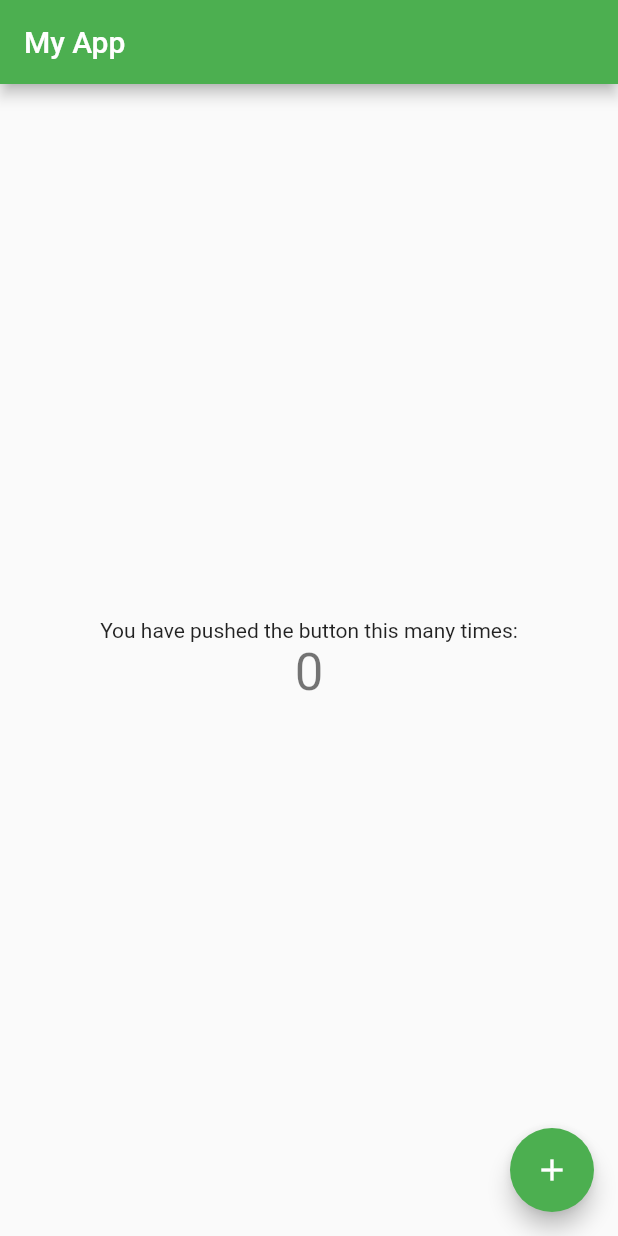
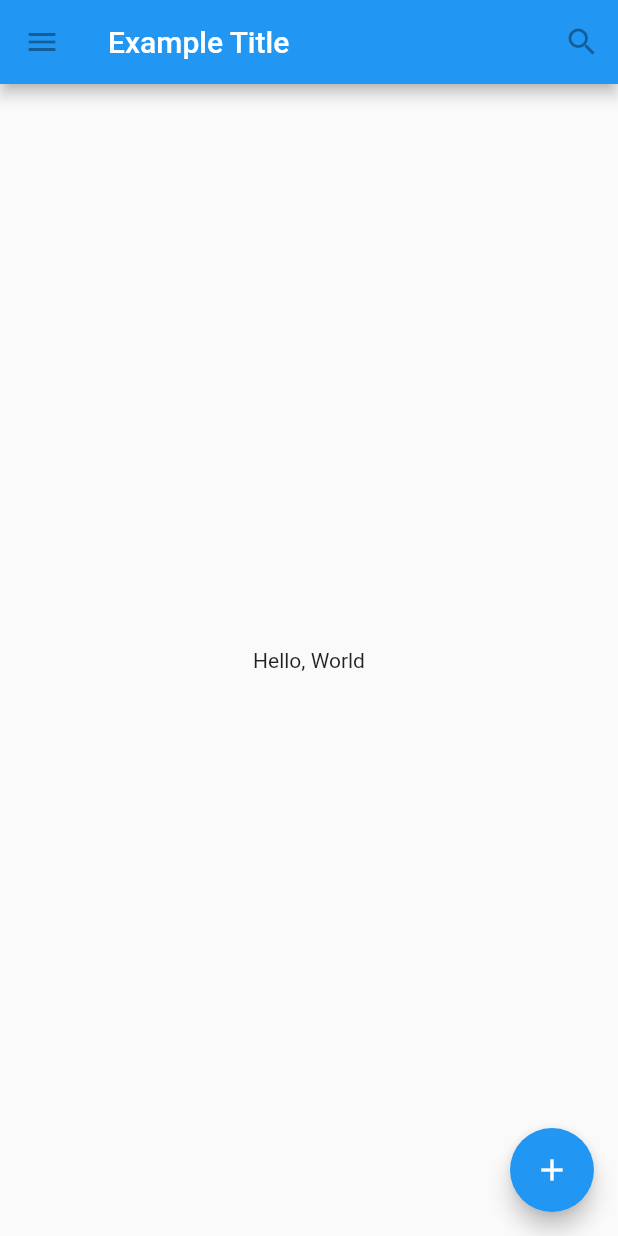
Before and after one commit to ItsMurumba/flutterPlayground, a Flutter app: the screen it shows after launch, on a phone screen of 412 x 824 dp. Run offline on Flutter 3.47's test engine with Material 2 defaults, Android fonts, the phone set to English and light mode, and no system bars.

Commit message:
Flutter Tutorial

```diff
--- a/lib/main.dart
+++ b/lib/main.dart
@@ -1,111 +1,111 @@
-import 'package:flutter/material.dart';
-
-void main() => runApp(MyApp());
-
-class MyApp extends StatelessWidget {
-  // This widget is the root of your application.
-  @override
-  Widget build(BuildContext context) {
-    return MaterialApp(
-      title: 'Flutter Demo',
-      theme: ThemeData(
-        // This is the theme of your application.
-        //
-        // Try running your application with "flutter run". You'll see the
-        // application has a blue toolbar. Then, without quitting the app, try
-        // changing the primarySwatch below to Colors.green and then invoke
-        // "hot reload" (press "r" in the console where you ran "flutter run",
-        // or simply save your changes to "hot reload" in a Flutter IDE).
-        // Notice that the counter didn't reset back to zero; the application
-        // is not restarted.
-        primarySwatch: Colors.green,
-      ),
-      home: MyHomePage(title: 'My App'),
-    );
-  }
-}
-
-class MyHomePage extends StatefulWidget {
-  MyHomePage({Key key, this.title}) : super(key: key);
-
-  // This widget is the home page of your application. It is stateful, meaning
-  // that it has a State object (defined below) that contains fields that affect
-  // how it looks.
-
-  // This class is the configuration for the state. It holds the values (in this
-  // case the title) provided by the parent (in this case the App widget) and
-  // used by the build method of the State. Fields in a Widget subclass are
-  // always marked "final".
-
-  final String title;
-
-  @override
-  _MyHomePageState createState() => _MyHomePageState();
-}
-
-class _MyHomePageState extends State<MyHomePage> {
-  int _counter = 0;
-
-  void _incrementCounter() {
-    setState(() {
-      // This call to setState tells the Flutter framework that something has
-      // changed in this State, which causes it to rerun the build method below
-      // so that the display can reflect the updated values. If we changed
-      // _counter without calling setState(), then the build method would not be
-      // called again, and so nothing would appear to happen.
-      _counter++;
-    });
-  }
-
-  @override
-  Widget build(BuildContext context) {
-    // This method is rerun every time setState is called, for instance as done
-    // by the _incrementCounter method above.
-    //
-    // The Flutter framework has been optimized to make rerunning build methods
-    // fast, so that you can just rebuild anything that needs updating rather
-    // than having to individually change instances of widgets.
-    return Scaffold(
-      appBar: AppBar(
-        // Here we take the value from the MyHomePage object that was created by
-        // the App.build method, and use it to set our appbar title.
-        title: Text(widget.title),
-      ),
-      body: Center(
-        // Center is a layout widget. It takes a single child and positions it
-        // in the middle of the parent.
-        child: Column(
-          // Column is also layout widget. It takes a list of children and
-          // arranges them vertically. By default, it sizes itself to fit its
-          // children horizontally, and tries to be as tall as its parent.
-          //
-          // Invoke "debug painting" (press "p" in the console, choose the
-          // "Toggle Debug Paint" action from the Flutter Inspector in Android
-          // Studio, or the "Toggle Debug Paint" command in Visual Studio Code)
-          // to see the wireframe for each widget.
-          //
-          // Column has various properties to control how it sizes itself and
-          // how it positions its children. Here we use mainAxisAlignment to
-          // center the children vertically; the main axis here is the vertical
-          // axis because Columns are vertical (the cross axis would be
-          // horizontal).
-          mainAxisAlignment: MainAxisAlignment.center,
-          children: <Widget>[
-            Text(
-              'You have pushed the button this many times:',
-            ),
-            Text(
-              '$_counter',
-              style: Theme.of(context).textTheme.display1,
-            ),
-          ],
-        ),
-      ),
-      floatingActionButton: FloatingActionButton(
-        onPressed: _incrementCounter,
-        tooltip: 'Increment',
-        child: Icon(Icons.add),
-      ), // This trailing comma makes auto-formatting nicer for build methods.
-    );
-  }
-}
+//import 'package:flutter/material.dart';
+//
+//void main() => runApp(MyApp());
+//
+//class MyApp extends StatelessWidget {
+//  // This widget is the root of your application.
+//  @override
+//  Widget build(BuildContext context) {
+//    return MaterialApp(
+//      title: 'Flutter Demo',
+//      theme: ThemeData(
+//        // This is the theme of your application.
+//        //
+//        // Try running your application with "flutter run". You'll see the
+//        // application has a blue toolbar. Then, without quitting the app, try
+//        // changing the primarySwatch below to Colors.green and then invoke
+//        // "hot reload" (press "r" in the console where you ran "flutter run",
+//        // or simply save your changes to "hot reload" in a Flutter IDE).
+//        // Notice that the counter didn't reset back to zero; the application
+//        // is not restarted.
+//        primarySwatch: Colors.green,
+//      ),
+//      home: MyHomePage(title: 'My App'),
+//    );
+//  }
+//}
+//
+//class MyHomePage extends StatefulWidget {
+//  MyHomePage({Key key, this.title}) : super(key: key);
+//
+//  // This widget is the home page of your application. It is stateful, meaning
+//  // that it has a State object (defined below) that contains fields that affect
+//  // how it looks.
+//
+//  // This class is the configuration for the state. It holds the values (in this
+//  // case the title) provided by the parent (in this case the App widget) and
+//  // used by the build method of the State. Fields in a Widget subclass are
+//  // always marked "final".
+//
+//  final String title;
+//
+//  @override
+//  _MyHomePageState createState() => _MyHomePageState();
+//}
+//
+//class _MyHomePageState extends State<MyHomePage> {
+//  int _counter = 0;
+//
+//  void _incrementCounter() {
+//    setState(() {
+//      // This call to setState tells the Flutter framework that something has
+//      // changed in this State, which causes it to rerun the build method below
+//      // so that the display can reflect the updated values. If we changed
+//      // _counter without calling setState(), then the build method would not be
+//      // called again, and so nothing would appear to happen.
+//      _counter++;
+//    });
+//  }
+//
+//  @override
+//  Widget build(BuildContext context) {
+//    // This method is rerun every time setState is called, for instance as done
+//    // by the _incrementCounter method above.
+//    //
+//    // The Flutter framework has been optimized to make rerunning build methods
+//    // fast, so that you can just rebuild anything that needs updating rather
+//    // than having to individually change instances of widgets.
+//    return Scaffold(
+//      appBar: AppBar(
+//        // Here we take the value from the MyHomePage object that was created by
+//        // the App.build method, and use it to set our appbar title.
+//        title: Text(widget.title),
+//      ),
+//      body: Center(
+//        // Center is a layout widget. It takes a single child and positions it
+//        // in the middle of the parent.
+//        child: Column(
+//          // Column is also layout widget. It takes a list of children and
+//          // arranges them vertically. By default, it sizes itself to fit its
+//          // children horizontally, and tries to be as tall as its parent.
+//          //
+//          // Invoke "debug painting" (press "p" in the console, choose the
+//          // "Toggle Debug Paint" action from the Flutter Inspector in Android
+//          // Studio, or the "Toggle Debug Paint" command in Visual Studio Code)
+//          // to see the wireframe for each widget.
+//          //
+//          // Column has various properties to control how it sizes itself and
+//          // how it positions its children. Here we use mainAxisAlignment to
+//          // center the children vertically; the main axis here is the vertical
+//          // axis because Columns are vertical (the cross axis would be
+//          // horizontal).
+//          mainAxisAlignment: MainAxisAlignment.center,
+//          children: <Widget>[
+//            Text(
+//              'You have pushed the button this many times:',
+//            ),
+//            Text(
+//              '$_counter',
+//              style: Theme.of(context).textTheme.display1,
+//            ),
+//          ],
+//        ),
+//      ),
+//      floatingActionButton: FloatingActionButton(
+//        onPressed: _incrementCounter,
+//        tooltip: 'Increment',
+//        child: Icon(Icons.add),
+//      ), // This trailing comma makes auto-formatting nicer for build methods.
+//    );
+//  }
+//}
--- a/lib/main2.dart
+++ b/lib/main2.dart
@@ -1,27 +1,18 @@
 import 'package:flutter/material.dart';
 
-class MyAppBar extends StatelessWidget{
-  MyAppBar({this.title});
 
-  final Widget title;
-
+class TutorialHome extends StatelessWidget{
   @override
   Widget build(BuildContext context){
-    return Container(
-      height: 100.0,
-      padding: const EdgeInsets.symmetric(horizontal: 8.0),
-      decoration: BoxDecoration(color: Colors.green[500]),
-
-      child: Row(
-        children: <Widget>[
-          IconButton(
+    return Scaffold(
+     appBar: AppBar(
+       leading: IconButton(
            icon: Icon(Icons.menu),
-            tooltip: 'Navigation menu',
-            onPressed: null,
+           tooltip: 'Navigation Menu',
+           onPressed: null
        ),
-          Expanded(
-            child: title,
-          ),
+       title: Text('Example Title'),
+       actions: <Widget>[
          IconButton(
            icon: Icon(Icons.search),
            tooltip: 'Search',
@@ -29,33 +20,19 @@ class MyAppBar extends StatelessWidget{
          )
        ],
      ),
-    );
-  }
-}
-class MyScaffold extends StatelessWidget{
-  @override
-  Widget build(BuildContext context){
-    return Material(
-      child: Column(
-        children: <Widget>[
-          MyAppBar(
-            title: Text('Example Title',
-            style: Theme.of(context).primaryTextTheme.title,
+      body: Center(
+        child: Text('Hello, World'),
       ),
-          ),
-          Expanded(
-            child: Center(
-              child: Text('Hello, world'),
-            ),
-          )
-        ],
-      ),
+      floatingActionButton: FloatingActionButton(
+          tooltip: 'Add',
+          child: Icon(Icons.add),
+          onPressed: null),
     );
   }
 }
 void main(){
   runApp(MaterialApp(
-    title: 'My App',
-    home: MyScaffold(),
+    title: 'Flutter Tutorial',
+    home: TutorialHome(),
   ));
 }
```
Lines whose indentation alone changed are shown as unchanged.
